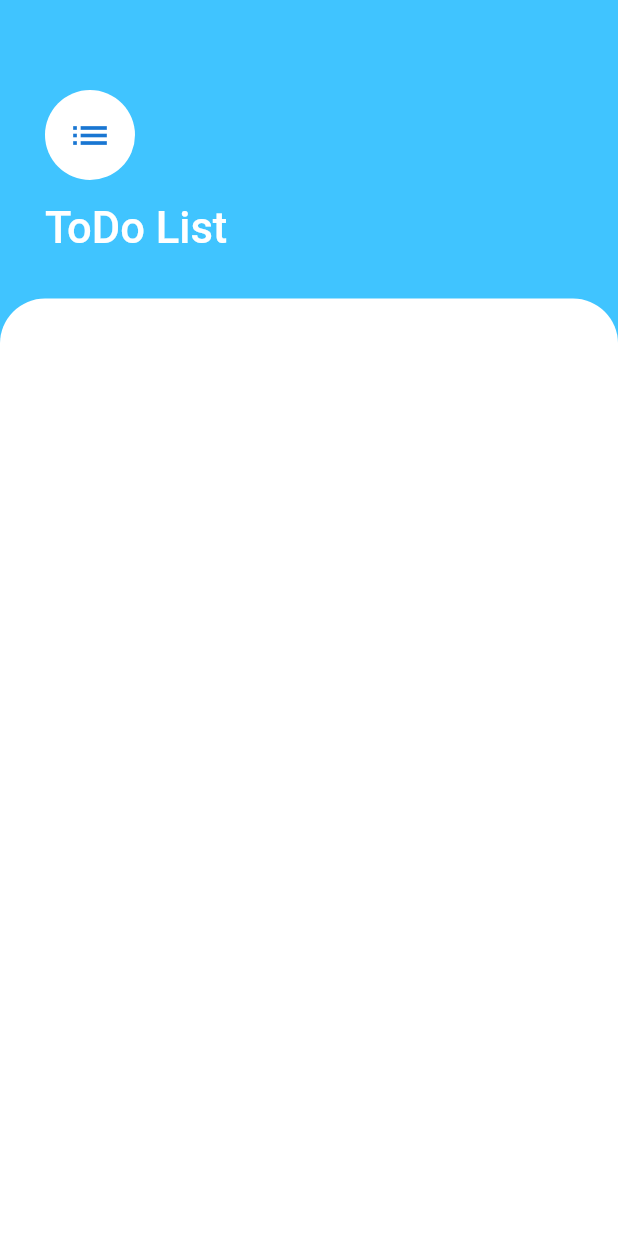
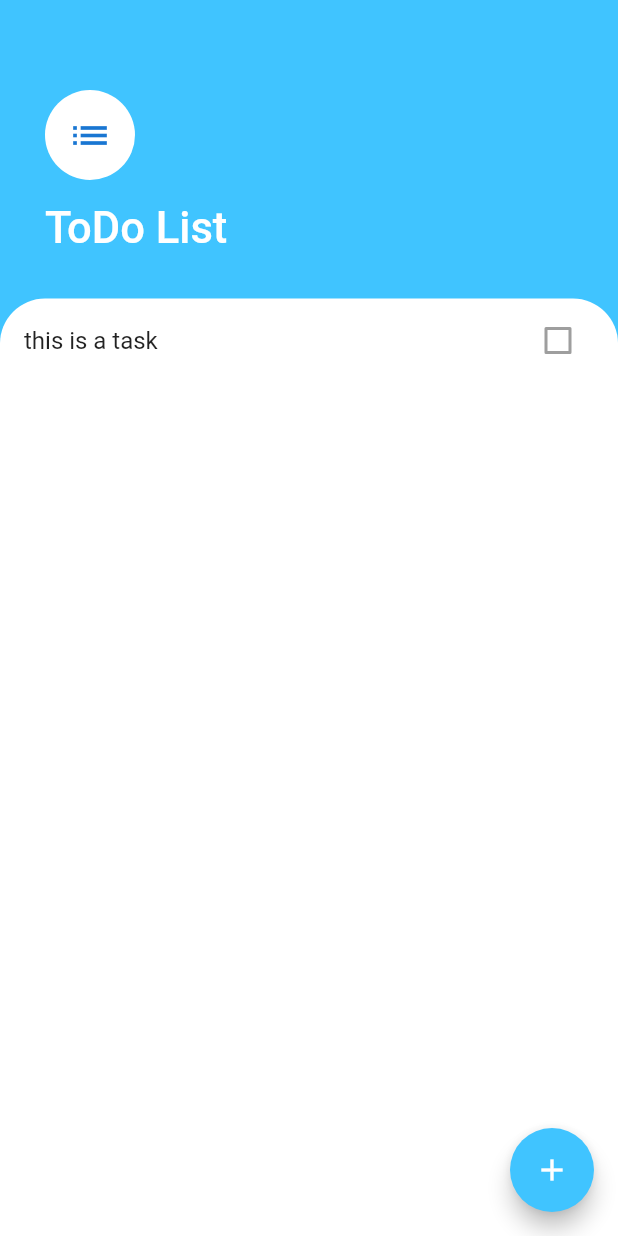
Before and after one commit to FahimMuntashir/ToDoApp-FlutterUI, a Flutter app: the screen it shows after launch, on a phone screen of 412 x 824 dp. Run offline on Flutter 3.47's test engine with Material 2 defaults, Android fonts, the phone set to English and light mode, and no system bars.

Commit message:
add ListView

```diff
--- a/lib/screens/task_screen.dart
+++ b/lib/screens/task_screen.dart
@@ -44,6 +44,15 @@ class TaskScreen extends StatelessWidget {
                 color: Colors.white,
                 borderRadius: BorderRadius.only(topLeft: Radius.circular(30.0), topRight: Radius.circular(30.0)),
               ),
+              child: ListView(
+                children: <Widget>[
+                  ListTile(
+                    title: Text('this is a task'),
+                    trailing: Checkbox(value: false,),
+
+                  )
+                ],
+              ),
             ),
           ),
 
@@ -51,6 +60,13 @@ class TaskScreen extends StatelessWidget {
 
         ],
       ),
+      floatingActionButton: FloatingActionButton(
+        backgroundColor: Colors.lightBlueAccent,
+        child: Icon(
+          Icons.add,
+
+        ),
+      ),
     );
   }
 }
```
